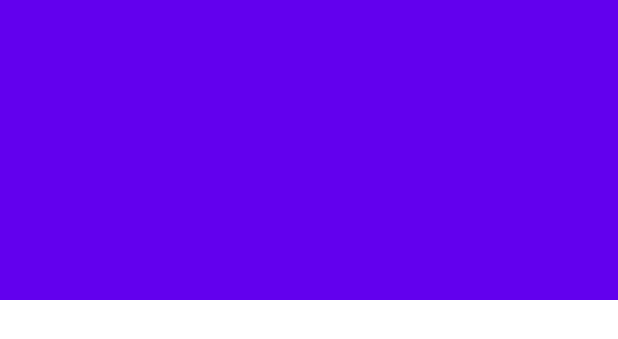
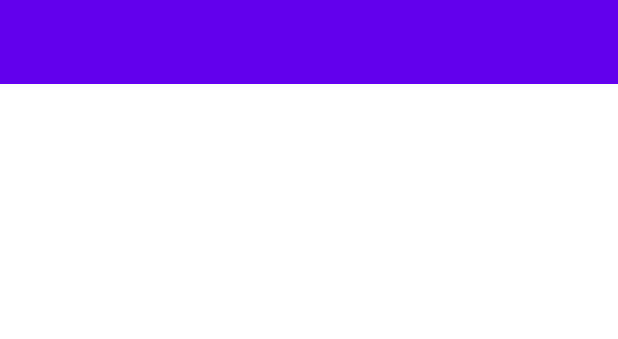
Before and after one commit to JankDev/AndroidStudioProjects, an Android app: the layout activity_currencyview_detail.xml on its own in the app's theme, with its tools: preview values and no code run, on a phone screen of 412 x 824 dp. Shown: the top 339 px of the screen. Run offline under Robolectric (Android 15) with nearby library versions, the phone set to English and light mode, and no system bars.

Commit message:
Fix layout and chart displaying for currency detail

```diff
--- a/kursy_walut/Robert_Kraut_cz_8/app/src/main/java/pl/agh/robert_kraut_cz_8/view/CurrencyViewDetailActivity.kt
+++ b/kursy_walut/Robert_Kraut_cz_8/app/src/main/java/pl/agh/robert_kraut_cz_8/view/CurrencyViewDetailActivity.kt
@@ -19,9 +19,6 @@ class CurrencyViewDetailActivity : AppCompatActivity() {
     override fun onCreate(savedInstanceState: Bundle?) {
         super.onCreate(savedInstanceState)
         setContentView(R.layout.activity_currencyview_detail)
-        setSupportActionBar(findViewById(R.id.detail_toolbar))
-
-        supportActionBar?.setDisplayHomeAsUpEnabled(true)
 
         if (savedInstanceState == null) {
             val fragment = CurrencyViewDetailFragment().apply {
--- a/kursy_walut/Robert_Kraut_cz_8/app/src/main/res/layout/activity_currencyview_detail.xml
+++ b/kursy_walut/Robert_Kraut_cz_8/app/src/main/res/layout/activity_currencyview_detail.xml
@@ -8,32 +8,13 @@
     android:orientation="vertical"
     tools:context=".view.CurrencyViewDetailActivity">
 
-    <com.google.android.material.appbar.AppBarLayout
-        android:id="@+id/app_bar"
+    <androidx.appcompat.widget.Toolbar
+        android:id="@+id/currency_detail_toolbar"
         android:layout_width="match_parent"
-        android:layout_height="@dimen/app_bar_height"
-        android:fitsSystemWindows="true"
-        android:theme="@style/ThemeOverlay.AppCompat.Dark.ActionBar">
-
-        <com.google.android.material.appbar.CollapsingToolbarLayout
-            android:id="@+id/toolbar_layout"
-            android:layout_width="match_parent"
-            android:layout_height="match_parent"
-            android:fitsSystemWindows="true"
-            app:contentScrim="?attr/colorPrimary"
-            app:layout_scrollFlags="scroll|exitUntilCollapsed"
-            app:toolbarId="@+id/toolbar">
-
-            <androidx.appcompat.widget.Toolbar
-                android:id="@+id/detail_toolbar"
-                android:layout_width="match_parent"
-                android:layout_height="?attr/actionBarSize"
-                app:layout_collapseMode="pin"
-                app:popupTheme="@style/ThemeOverlay.AppCompat.Light" />
-
-        </com.google.android.material.appbar.CollapsingToolbarLayout>
-
-    </com.google.android.material.appbar.AppBarLayout>
+        android:layout_height="wrap_content"
+        android:background="?attr/colorPrimary"
+        android:minHeight="?attr/actionBarSize"
+        android:theme="?attr/actionBarTheme" />
 
     <androidx.core.widget.NestedScrollView
         android:id="@+id/currencyview_detail_container"
--- a/kursy_walut/Robert_Kraut_cz_8/app/src/main/res/layout/activity_currencyview_list.xml
+++ b/kursy_walut/Robert_Kraut_cz_8/app/src/main/res/layout/activity_currencyview_list.xml
@@ -17,7 +17,8 @@
             android:id="@+id/toolbar"
             android:layout_width="match_parent"
             android:layout_height="?attr/actionBarSize"
-            app:popupTheme="@style/Theme.Robert_Kraut_cz_8.PopupOverlay" />
+            app:popupTheme="@style/Theme.Robert_Kraut_cz_8.PopupOverlay"
+            app:title="@string/title_currencyview_list" />
 
     </com.google.android.material.appbar.AppBarLayout>
 
--- a/kursy_walut/Robert_Kraut_cz_8/app/src/main/res/values/strings.xml
+++ b/kursy_walut/Robert_Kraut_cz_8/app/src/main/res/values/strings.xml
@@ -7,6 +7,8 @@
     <string name="title_currencyview_list">Waluty</string>
     <string name="title_currencyview_detail">Waluta</string>
     <string name="today_currency_rate_detail">Dzisiaj</string>
-    <string name="yesterday_currency_rate_detail">Wcziraj</string>
+    <string name="yesterday_currency_rate_detail">Wczoraj</string>
     <string name="current_price">Aktualny kurs</string>
+    <string name="last7_chart_title">Kurs za ostatnie 7 dni</string>
+    <string name="last30_chart_title">Kurs za ostatnie 30 dni</string>
 </resources>
```
Also changed, not shown: kursy_walut/Robert_Kraut_cz_8/app/src/main/java/pl/agh/robert_kraut_cz_8/view/CurrencyViewDetailFragment.kt (+23 -15 lines), kursy_walut/Robert_Kraut_cz_8/app/src/main/res/layout/currencyview_detail.xml (+39 -45 lines).
